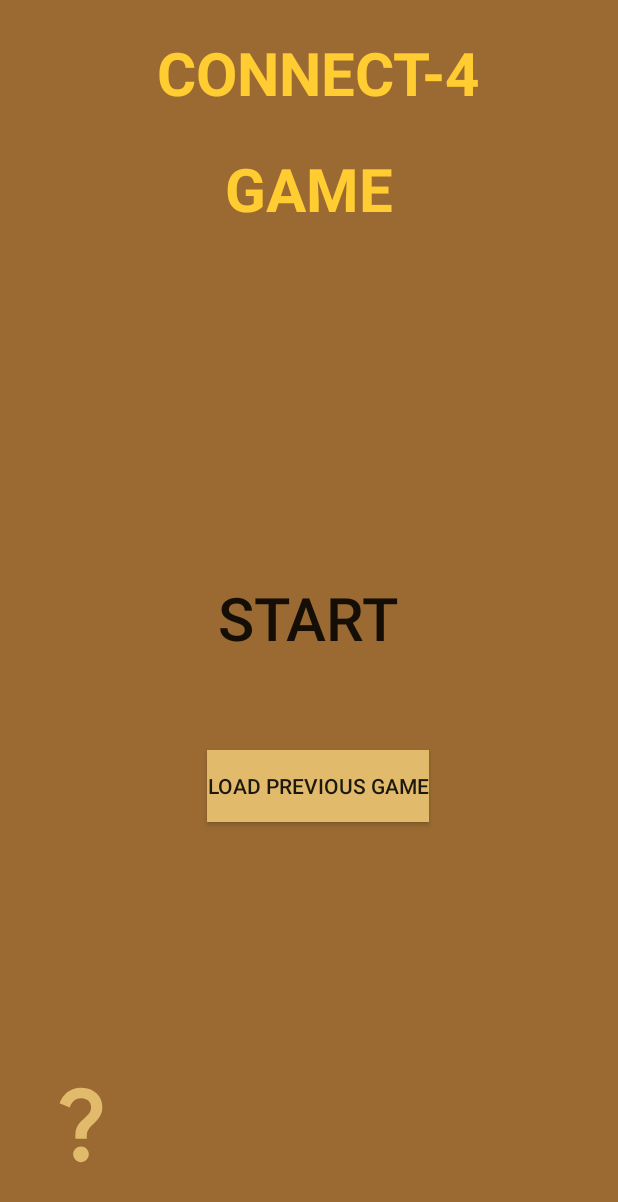
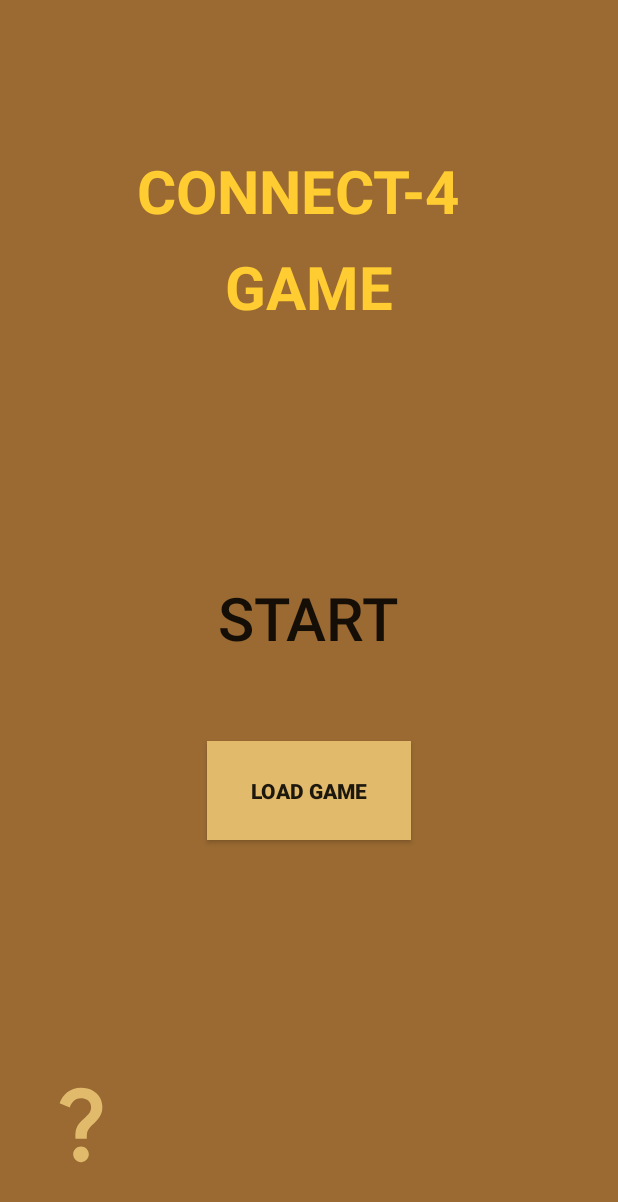
Before and after one commit to Benjamin-Onu/AUCSC220_project8, an Android app built with Jetpack Compose: the screen it shows after launch (MainActivity), on a phone screen of 412 x 824 dp. Shown: the top 1202 px of the screen. Run offline under Robolectric (Android 15) with nearby library versions, the phone set to English and light mode, and no system bars.

Commit message:
slight mods

```diff
--- a/app/src/main/res/layout/activity_game.xml
+++ b/app/src/main/res/layout/activity_game.xml
@@ -581,4 +581,6 @@
         android:text="SAVE" />
 
 
+
+
 </RelativeLayout>
--- a/app/src/main/res/layout/activity_main.xml
+++ b/app/src/main/res/layout/activity_main.xml
@@ -7,33 +7,31 @@
     android:background="@color/background"
     tools:context=".MainActivity">
 
-<RelativeLayout
-    android:layout_width="match_parent"
-    android:layout_height="match_parent">
+
 
 
     <TextView
-        android:id="@+id/textView"
-        android:layout_width="296dp"
-        android:layout_height="58dp"
-        android:layout_marginStart="24dp"
-        android:layout_marginTop="21dp"
-        android:layout_marginEnd="24dp"
-        android:layout_marginBottom="9dp"
-        android:text="        CONNECT-4"
+        android:id="@+id/textView2"
+        android:layout_width="254dp"
+        android:layout_height="wrap_content"
+        android:layout_marginStart="72dp"
+        android:layout_marginTop="100dp"
+        android:text="CONNECT-4"
+        android:textAlignment="center"
         android:textColor="@color/homepageHeader"
         android:textSize="40sp"
         android:textStyle="bold"
         android:visibility="visible"
-        tools:visibility="visible"
-        android:textAlignment="center"/>
+        tools:visibility="visible" />
 
     <TextView
-        android:id="@+id/textView2"
+        android:id="@+id/textView3"
         android:layout_width="121dp"
         android:layout_height="59dp"
-        android:layout_below="@id/textView"
-        android:layout_centerInParent="true"
+
+
+        android:layout_below="@+id/textView2"
+        android:layout_centerHorizontal="true"
         android:layout_marginStart="72dp"
         android:layout_marginTop="10dp"
         android:layout_marginBottom="572dp"
@@ -56,6 +54,17 @@
         android:textSize="40sp" />
 
 
+    <Button
+        android:id="@+id/load"
+        android:layout_width="136dp"
+        android:layout_height="66dp"
+        android:layout_alignParentEnd="true"
+        android:layout_alignParentBottom="true"
+        android:layout_marginEnd="138dp"
+        android:layout_marginBottom="264dp"
+        android:background="@color/buttonColor"
+        android:text="LOAD GAME"
+        android:textStyle="bold" />
 
     <Button
         android:id="@+id/instructions"
@@ -70,18 +79,8 @@
         android:visibility="visible"
         tools:visibility="visible" />
 
-    <Button
-        android:id="@+id/load"
-        android:layout_width="wrap_content"
-        android:layout_height="wrap_content"
-        android:layout_alignParentEnd="true"
-        android:layout_alignParentBottom="true"
-        android:layout_marginEnd="126dp"
-        android:layout_marginBottom="276dp"
-        android:background="@color/buttonColor"
-        android:text="LOAD PREVIOUS GAME" />
+
+
 
 
 </RelativeLayout>
-
-</RelativeLayout>
```
